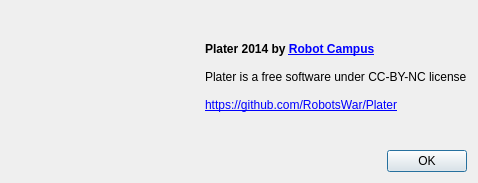
This is gui/about.ui in RobotsWar/Plater as Qt 5 draws it before an edit. The edited form follows.
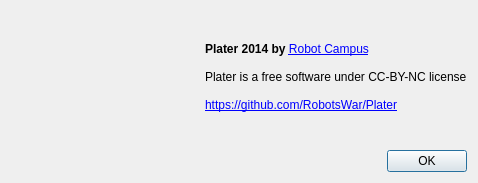
This is the edited form. Icons and pictures are not drawn.

Commit message: Fixing robotcampus link

The edit to the form file:
```diff
--- a/gui/about.ui
+++ b/gui/about.ui
@@ -26,7 +26,7 @@
      <item>
       <widget class="QLabel" name="label">
        <property name="text">
-        <string>&lt;html&gt;&lt;head/&gt;&lt;body&gt;&lt;p&gt;&lt;span style=&quot; font-weight:600;&quot;&gt;Plater 2014 by &lt;/span&gt;&lt;a href=&quot;http://www.robotcampus.fr/&quot;&gt;&lt;span style=&quot; font-weight:600; text-decoration: underline; color:#0000ff;&quot;&gt;Robot Campus&lt;/span&gt;&lt;/a&gt;&lt;br/&gt;&lt;br/&gt;Plater is a free software under CC-BY-NC license&lt;br/&gt;&lt;br/&gt;&lt;a href=&quot;https://github.com/RobotsWar/Plater&quot;&gt;&lt;span style=&quot; text-decoration: underline; color:#0000ff;&quot;&gt;https://github.com/RobotsWar/Plater&lt;/span&gt;&lt;/a&gt;&lt;/p&gt;&lt;/body&gt;&lt;/html&gt;</string>
+        <string>&lt;html&gt;&lt;head/&gt;&lt;body&gt;&lt;p&gt;&lt;span style=&quot; font-weight:600;&quot;&gt;Plater 2014 by &lt;/span&gt;&lt;a href=&quot;http://www.robotcampus.fr/&quot;&gt;&lt;span style=&quot; text-decoration: underline; color:#0000ff;&quot;&gt;Robot Campus&lt;/span&gt;&lt;/a&gt;&lt;br/&gt;&lt;br/&gt;Plater is a free software under CC-BY-NC license&lt;br/&gt;&lt;br/&gt;&lt;a href=&quot;https://github.com/RobotsWar/Plater&quot;&gt;&lt;span style=&quot; text-decoration: underline; color:#0000ff;&quot;&gt;https://github.com/RobotsWar/Plater&lt;/span&gt;&lt;/a&gt;&lt;/p&gt;&lt;/body&gt;&lt;/html&gt;</string>
        </property>
       </widget>
      </item>
```
